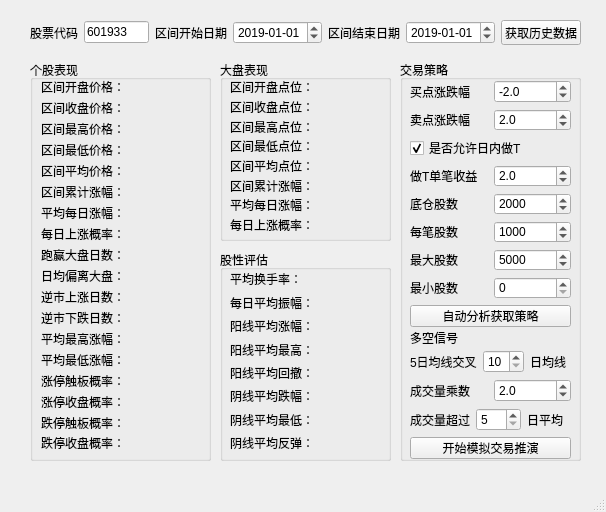
First picture: the form in QtDesign/StockAnalyzer.ui, repository victor647/QuantumStockTrade, before the edit.
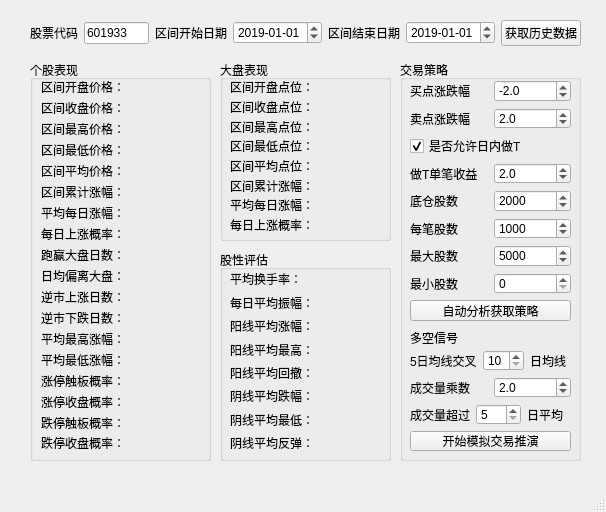
Second picture: the form after the edit.

Commit message: add stock data as csv files

The edit to the form file:
```diff
--- a/QtDesign/StockAnalyzer.ui
+++ b/QtDesign/StockAnalyzer.ui
@@ -252,12 +252,24 @@
       <x>30</x>
       <y>20</y>
       <width>551</width>
-      <height>25</height>
+      <height>26</height>
      </rect>
     </property>
+    <property name="font">
+     <font>
+      <family>Microsoft YaHei UI</family>
+      <pointsize>9</pointsize>
+     </font>
+    </property>
     <layout class="QHBoxLayout" name="horizontalLayout_2">
      <item>
       <widget class="QLabel" name="lblStockNumber">
+       <property name="font">
+        <font>
+         <family>Microsoft YaHei UI</family>
+         <pointsize>9</pointsize>
+        </font>
+       </property>
        <property name="text">
         <string>股票代码</string>
        </property>
@@ -265,6 +277,12 @@
      </item>
      <item>
       <widget class="QLineEdit" name="iptStockNumber">
+       <property name="font">
+        <font>
+         <family>Microsoft YaHei UI</family>
+         <pointsize>9</pointsize>
+        </font>
+       </property>
        <property name="text">
         <string>601933</string>
        </property>
@@ -275,6 +293,12 @@
      </item>
      <item>
       <widget class="QLabel" name="lblStartDate">
+       <property name="font">
+        <font>
+         <family>Microsoft YaHei UI</family>
+         <pointsize>9</pointsize>
+        </font>
+       </property>
        <property name="text">
         <string>区间开始日期</string>
        </property>
@@ -313,6 +337,12 @@
      </item>
      <item>
       <widget class="QLabel" name="lblEndDate">
+       <property name="font">
+        <font>
+         <family>Microsoft YaHei UI</family>
+         <pointsize>9</pointsize>
+        </font>
+       </property>
        <property name="text">
         <string>区间结束日期</string>
        </property>
@@ -351,6 +381,12 @@
      </item>
      <item>
       <widget class="QPushButton" name="btnGetData">
+       <property name="font">
+        <font>
+         <family>Microsoft YaHei UI</family>
+         <pointsize>9</pointsize>
+        </font>
+       </property>
        <property name="text">
         <string>获取历史数据</string>
        </property>
@@ -367,6 +403,12 @@
       <height>401</height>
      </rect>
     </property>
+    <property name="font">
+     <font>
+      <family>Microsoft YaHei UI</family>
+      <pointsize>9</pointsize>
+     </font>
+    </property>
     <property name="title">
      <string>交易策略</string>
     </property>
@@ -376,14 +418,26 @@
        <x>10</x>
        <y>20</y>
        <width>161</width>
-       <height>247</height>
+       <height>241</height>
       </rect>
      </property>
+     <property name="font">
+      <font>
+       <family>Microsoft YaHei UI</family>
+       <pointsize>9</pointsize>
+      </font>
+     </property>
      <layout class="QVBoxLayout" name="verticalLayout_3">
       <item>
        <layout class="QHBoxLayout" name="horizontalLayout_3">
         <item>
          <widget class="QLabel" name="lblBuyPoint">
+          <property name="font">
+           <font>
+            <family>Microsoft YaHei UI</family>
+            <pointsize>9</pointsize>
+           </font>
+          </property>
           <property name="text">
            <string>买点涨跌幅</string>
           </property>
@@ -391,6 +445,12 @@
         </item>
         <item>
          <widget class="QDoubleSpinBox" name="spbBuyPoint">
+          <property name="font">
+           <font>
+            <family>Microsoft YaHei UI</family>
+            <pointsize>9</pointsize>
+           </font>
+          </property>
           <property name="decimals">
            <number>1</number>
           </property>
@@ -411,6 +471,12 @@
        <layout class="QHBoxLayout" name="horizontalLayout_4">
         <item>
          <widget class="QLabel" name="lblSellPoint">
+          <property name="font">
+           <font>
+            <family>Microsoft YaHei UI</family>
+            <pointsize>9</pointsize>
+           </font>
+          </property>
           <property name="text">
            <string>卖点涨跌幅</string>
           </property>
@@ -418,6 +484,12 @@
         </item>
         <item>
          <widget class="QDoubleSpinBox" name="spbSellPoint">
+          <property name="font">
+           <font>
+            <family>Microsoft YaHei UI</family>
+            <pointsize>9</pointsize>
+           </font>
+          </property>
           <property name="decimals">
            <number>1</number>
           </property>
@@ -438,6 +510,12 @@
        <layout class="QHBoxLayout" name="horizontalLayout_9">
         <item>
          <widget class="QCheckBox" name="cbxAllowSameDayTrade">
+          <property name="font">
+           <font>
+            <family>Microsoft YaHei UI</family>
+            <pointsize>9</pointsize>
+           </font>
+          </property>
           <property name="text">
            <string>是否允许日内做T</string>
           </property>
@@ -452,6 +530,12 @@
        <layout class="QHBoxLayout" name="horizontalLayout_14">
         <item>
          <widget class="QLabel" name="lblSameDayTradeProfit">
+          <property name="font">
+           <font>
+            <family>Microsoft YaHei UI</family>
+            <pointsize>9</pointsize>
+           </font>
+          </property>
           <property name="text">
            <string>做T单笔收益</string>
           </property>
@@ -459,6 +543,12 @@
         </item>
         <item>
          <widget class="QDoubleSpinBox" name="spbSameDayProfit">
+          <property name="font">
+           <font>
+            <family>Microsoft YaHei UI</family>
+            <pointsize>9</pointsize>
+           </font>
+          </property>
           <property name="decimals">
            <number>1</number>
           </property>
@@ -479,6 +569,12 @@
        <layout class="QHBoxLayout" name="horizontalLayout_5">
         <item>
          <widget class="QLabel" name="lblBaseShare">
+          <property name="font">
+           <font>
+            <family>Microsoft YaHei UI</family>
+            <pointsize>9</pointsize>
+           </font>
+          </property>
           <property name="text">
            <string>底仓股数</string>
           </property>
@@ -486,6 +582,12 @@
         </item>
         <item>
          <widget class="QSpinBox" name="spbBaseShare">
+          <property name="font">
+           <font>
+            <family>Microsoft YaHei UI</family>
+            <pointsize>9</pointsize>
+           </font>
+          </property>
           <property name="minimum">
            <number>100</number>
           </property>
@@ -506,6 +608,12 @@
        <layout class="QHBoxLayout" name="horizontalLayout_6">
         <item>
          <widget class="QLabel" name="lblSharePerTrade">
+          <property name="font">
+           <font>
+            <family>Microsoft YaHei UI</family>
+            <pointsize>9</pointsize>
+           </font>
+          </property>
           <property name="text">
            <string>每笔股数</string>
           </property>
@@ -513,6 +621,12 @@
         </item>
         <item>
          <widget class="QSpinBox" name="spbSharePerTrade">
+          <property name="font">
+           <font>
+            <family>Microsoft YaHei UI</family>
+            <pointsize>9</pointsize>
+           </font>
+          </property>
           <property name="minimum">
            <number>100</number>
           </property>
@@ -533,6 +647,12 @@
        <layout class="QHBoxLayout" name="horizontalLayout_7">
         <item>
          <widget class="QLabel" name="lblMaxShare">
+          <property name="font">
+           <font>
+            <family>Microsoft YaHei UI</family>
+            <pointsize>9</pointsize>
+           </font>
+          </property>
           <property name="text">
            <string>最大股数</string>
           </property>
@@ -540,6 +660,12 @@
         </item>
         <item>
          <widget class="QSpinBox" name="spbMaxShare">
+          <property name="font">
+           <font>
+            <family>Microsoft YaHei UI</family>
+            <pointsize>9</pointsize>
+           </font>
+          </property>
           <property name="minimum">
            <number>100</number>
           </property>
@@ -560,6 +686,12 @@
        <layout class="QHBoxLayout" name="horizontalLayout_8">
         <item>
          <widget class="QLabel" name="lblMinShare">
+          <property name="font">
+           <font>
+            <family>Microsoft YaHei UI</family>
+            <pointsize>9</pointsize>
+           </font>
+          </property>
           <property name="text">
            <string>最小股数</string>
           </property>
@@ -567,6 +699,12 @@
         </item>
         <item>
          <widget class="QSpinBox" name="spbMinShare">
+          <property name="font">
+           <font>
+            <family>Microsoft YaHei UI</family>
+            <pointsize>9</pointsize>
+           </font>
+          </property>
           <property name="minimum">
            <number>0</number>
           </property>
@@ -587,6 +725,12 @@
        <layout class="QHBoxLayout" name="horizontalLayout_10">
         <item>
          <widget class="QPushButton" name="btnAutoFindStrategy">
+          <property name="font">
+           <font>
+            <family>Microsoft YaHei UI</family>
+            <pointsize>9</pointsize>
+           </font>
+          </property>
           <property name="text">
            <string>自动分析获取策略</string>
           </property>
@@ -615,14 +759,26 @@
        <x>10</x>
        <y>290</y>
        <width>161</width>
-       <height>109</height>
+       <height>101</height>
       </rect>
      </property>
+     <property name="font">
+      <font>
+       <family>Microsoft YaHei UI</family>
+       <pointsize>9</pointsize>
+      </font>
+     </property>
      <layout class="QVBoxLayout" name="verticalLayout_4">
       <item>
        <layout class="QHBoxLayout" name="horizontalLayout_11">
         <item>
          <widget class="QLabel" name="lblAveragePriceDescription">
+          <property name="font">
+           <font>
+            <family>Microsoft YaHei UI</family>
+            <pointsize>9</pointsize>
+           </font>
+          </property>
           <property name="text">
            <string>5日均线交叉</string>
           </property>
@@ -630,6 +786,12 @@
         </item>
         <item>
          <widget class="QSpinBox" name="spbAveragePeriodPriceLong">
+          <property name="font">
+           <font>
+            <family>Microsoft YaHei UI</family>
+            <pointsize>9</pointsize>
+           </font>
+          </property>
           <property name="minimum">
            <number>10</number>
           </property>
@@ -640,6 +802,12 @@
         </item>
         <item>
          <widget class="QLabel" name="lblAveragePriceDescription2">
+          <property name="font">
+           <font>
+            <family>Microsoft YaHei UI</family>
+            <pointsize>9</pointsize>
+           </font>
+          </property>
           <property name="text">
            <string>日均线</string>
           </property>
@@ -651,6 +819,12 @@
        <layout class="QHBoxLayout" name="horizontalLayout_12">
         <item>
          <widget class="QLabel" name="lblVolumeMultiplier">
+          <property name="font">
+           <font>
+            <family>Microsoft YaHei UI</family>
+            <pointsize>9</pointsize>
+           </font>
+          </property>
           <property name="text">
            <string>成交量乘数</string>
           </property>
@@ -658,6 +832,12 @@
         </item>
         <item>
          <widget class="QDoubleSpinBox" name="spbVolumeMultiplier">
+          <property name="font">
+           <font>
+            <family>Microsoft YaHei UI</family>
+            <pointsize>9</pointsize>
+           </font>
+          </property>
           <property name="decimals">
            <number>1</number>
           </property>
@@ -678,6 +858,12 @@
        <layout class="QHBoxLayout" name="horizontalLayout_13">
         <item>
          <widget class="QLabel" name="lblVolumeDescription">
+          <property name="font">
+           <font>
+            <family>Microsoft YaHei UI</family>
+            <pointsize>9</pointsize>
+           </font>
+          </property>
           <property name="text">
            <string>成交量超过</string>
           </property>
@@ -685,6 +871,12 @@
         </item>
         <item>
          <widget class="QSpinBox" name="spbAveragePeriodVolume">
+          <property name="font">
+           <font>
+            <family>Microsoft YaHei UI</family>
+            <pointsize>9</pointsize>
+           </font>
+          </property>
           <property name="minimum">
            <number>5</number>
           </property>
@@ -695,6 +887,12 @@
         </item>
         <item>
          <widget class="QLabel" name="lblVolumeDescription2">
+          <property name="font">
+           <font>
+            <family>Microsoft YaHei UI</family>
+            <pointsize>9</pointsize>
+           </font>
+          </property>
           <property name="text">
            <string>日平均</string>
           </property>
@@ -704,6 +902,12 @@
       </item>
       <item>
        <widget class="QPushButton" name="btnStartTrade">
+        <property name="font">
+         <font>
+          <family>Microsoft YaHei UI</family>
+          <pointsize>9</pointsize>
+         </font>
+        </property>
         <property name="text">
          <string>开始模拟交易推演</string>
         </property>
```
Left out of the diff: 260 changed lines with no effect on the pictures. The commit also changes 3719 other files.
